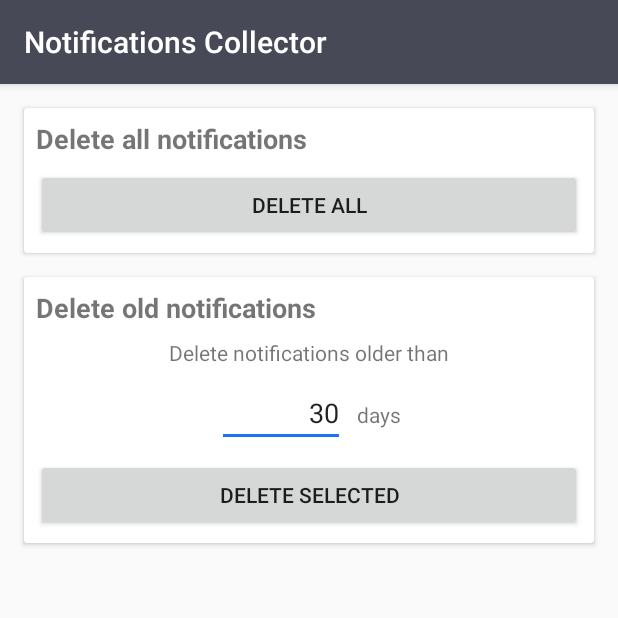
After one commit to Javidp/NotificationsCollector, an Android app: the fragment DeleteNotificationsFragment shown on its own in the app's theme, on a phone screen of 412 x 824 dp, the top half of it. The commit adds this screen. Run offline under Robolectric (Android 15) with nearby library versions, the phone set to English and light mode, and no system bars; our stand-ins replace Room's generated code.

Commit message:
Add view for deleting notifications

```diff
--- a/app/src/main/java/com/jd/notificationscollector/MainActivity.kt
+++ b/app/src/main/java/com/jd/notificationscollector/MainActivity.kt
@@ -28,7 +28,7 @@ class MainActivity : AppCompatActivity() {
 
         appBarConfiguration = AppBarConfiguration(
             setOf(
-                R.id.nav_notifications, R.id.nav_apps
+                R.id.nav_notifications, R.id.nav_apps, R.id.nav_delete_notifications
             ), drawerLayout
         )
 
--- a/app/src/main/java/com/jd/notificationscollector/dao/NotificationsDao.kt
+++ b/app/src/main/java/com/jd/notificationscollector/dao/NotificationsDao.kt
@@ -25,4 +25,10 @@ interface NotificationsDao: BaseDao<Notification> {
     @Query("DELETE FROM notifications")
     fun clearAll()
 
+    @Query("DELETE FROM notifications WHERE timestamp < :timestamp")
+    fun deleteByTimestampBefore(timestamp: Long): Int
+
+    @Query("SELECT count(_id) FROM notifications WHERE timestamp < :timestamp")
+    fun countByTimestampBefore(timestamp: Long): Int
+
 }
--- /dev/null
+++ b/app/src/main/java/com/jd/notificationscollector/delete/DeleteNotificationsFragment.kt
@@ -0,0 +1,68 @@
+package com.jd.notificationscollector.delete
+
+import android.content.Intent
+import android.os.Bundle
+import android.view.LayoutInflater
+import android.view.View
+import android.view.ViewGroup
+import androidx.fragment.app.Fragment
+import com.jd.notificationscollector.R
+import com.jd.notificationscollector.database.NcDatabase
+import kotlinx.android.synthetic.main.activity_delete_notifications.view.*
+
+
+private const val DAY = 1000 * 60 * 60 * 24
+
+class DeleteNotificationsFragment: Fragment() {
+
+    private lateinit var rootView: View
+    private lateinit var db: NcDatabase
+
+    private val deleteNotificationsManager = DeleteNotificationsManager()
+
+    override fun onCreateView(
+        inflater: LayoutInflater,
+        container: ViewGroup?,
+        savedInstanceState: Bundle?
+    ): View? {
+        val root = inflater.inflate(R.layout.activity_delete_notifications, container, false)
+        rootView = root
+
+        db = NcDatabase.create(this.requireContext())
+
+        root.delete_all_notifications_btn.setOnClickListener { view -> onDeleteAllNotifications(view) }
+        root.delete_old_notifications_btn.setOnClickListener { view -> onDeleteOldNotifications(view) }
+
+        return root
+    }
+
+    private fun onDeleteAllNotifications(view: View) {
+        val now = System.currentTimeMillis()
+
+        deleteNotificationsManager.showDeleteNotificationsPopups(
+            requireActivity(),
+            { db.notificationsDao().countByTimestampBefore(now).toLong() },
+            { startDeleteNotificationsService(now) },
+            {})
+    }
+
+    private fun onDeleteOldNotifications(view: View) {
+        val numberOfDays = rootView.delete_old_notifications_number_of_days_input.text.toString()
+        val timestamp = System.currentTimeMillis() - (numberOfDays.toLongOrNull() ?: 0) * DAY
+
+        deleteNotificationsManager.showDeleteNotificationsPopups(
+            requireActivity(),
+            { db.notificationsDao().countByTimestampBefore(timestamp).toLong()},
+            { startDeleteNotificationsService(timestamp) },
+            {})
+    }
+
+    private fun startDeleteNotificationsService(timestamp: Long) {
+        val intent = Intent(requireContext(), DeleteNotificationsService::class.java)
+        intent.action = "ACTION_START_FOREGROUND_SERVICE"
+        intent.putExtra("mode", DeleteNotificationsService.Mode.TIME_BEFORE)
+        intent.putExtra("timestamp", timestamp);
+        context?.startService(intent)
+    }
+
+}
--- a/app/src/main/java/com/jd/notificationscollector/services/StatusBarNotificationListenerService.kt
+++ b/app/src/main/java/com/jd/notificationscollector/services/StatusBarNotificationListenerService.kt
@@ -2,6 +2,7 @@ package com.jd.notificationscollector.services
 
 import android.service.notification.NotificationListenerService
 import android.service.notification.StatusBarNotification
+import android.util.Log
 import com.jd.notificationscollector.BitmapDrawableConverter
 import com.jd.notificationscollector.database.NcDatabase
 import com.jd.notificationscollector.model.AppInfo
@@ -60,7 +61,7 @@ class StatusBarNotificationListenerService: NotificationListenerService() {
                 )
             )
         } catch (e: Exception) {
-            e.printStackTrace()
+            Log.e(javaClass.simpleName, "Exception during saving notification", e)
         }
     }
 
--- /dev/null
+++ b/app/src/main/res/layout/activity_delete_notifications.xml
@@ -0,0 +1,155 @@
+<?xml version="1.0" encoding="utf-8"?>
+<androidx.constraintlayout.widget.ConstraintLayout xmlns:android="http://schemas.android.com/apk/res/android"
+    xmlns:app="http://schemas.android.com/apk/res-auto"
+    xmlns:tools="http://schemas.android.com/tools"
+    android:layout_width="match_parent"
+    android:layout_height="match_parent">
+
+    <ScrollView
+        android:layout_width="match_parent"
+        android:layout_height="match_parent"
+        app:layout_constraintBottom_toBottomOf="parent"
+        app:layout_constraintEnd_toEndOf="parent"
+        app:layout_constraintHorizontal_bias="0.0"
+        app:layout_constraintStart_toStartOf="parent"
+        app:layout_constraintTop_toTopOf="parent"
+        app:layout_constraintVertical_bias="1.0">
+
+        <androidx.constraintlayout.widget.ConstraintLayout
+            android:layout_width="match_parent"
+            android:layout_height="wrap_content"
+            android:paddingBottom="8dp">
+
+            <androidx.cardview.widget.CardView
+                android:id="@+id/delete_all_notifications_view"
+                android:layout_width="match_parent"
+                android:layout_height="wrap_content"
+                android:layout_marginStart="16dp"
+                android:layout_marginTop="16dp"
+                android:layout_marginEnd="16dp"
+                app:layout_constraintEnd_toEndOf="parent"
+                app:layout_constraintStart_toStartOf="parent"
+                app:layout_constraintTop_toTopOf="parent">
+
+                <androidx.constraintlayout.widget.ConstraintLayout
+                    android:layout_width="match_parent"
+                    android:layout_height="match_parent">
+
+                    <Button
+                        android:id="@+id/delete_all_notifications_btn"
+                        android:layout_width="0dp"
+                        android:layout_height="wrap_content"
+                        android:layout_marginStart="8dp"
+                        android:layout_marginTop="8dp"
+                        android:layout_marginEnd="8dp"
+                        android:layout_marginBottom="8dp"
+                        android:text="@string/delete_all_notifications_btn"
+                        app:layout_constraintBottom_toBottomOf="parent"
+                        app:layout_constraintEnd_toEndOf="parent"
+                        app:layout_constraintStart_toStartOf="parent"
+                        app:layout_constraintTop_toBottomOf="@+id/textView6" />
+
+                    <TextView
+                        android:id="@+id/textView6"
+                        style="@style/card_title"
+                        android:layout_width="0dp"
+                        android:layout_height="wrap_content"
+                        android:layout_marginStart="8dp"
+                        android:layout_marginTop="8dp"
+                        android:layout_marginEnd="8dp"
+                        android:text="@string/delete_all_notifications_title"
+                        app:layout_constraintEnd_toEndOf="parent"
+                        app:layout_constraintStart_toStartOf="parent"
+                        app:layout_constraintTop_toTopOf="parent" />
+                </androidx.constraintlayout.widget.ConstraintLayout>
+            </androidx.cardview.widget.CardView>
+
+            <androidx.cardview.widget.CardView
+                android:id="@+id/delete_older_notifications_view"
+                android:layout_width="match_parent"
+                android:layout_height="wrap_content"
+                android:layout_marginStart="16dp"
+                android:layout_marginTop="16dp"
+                android:layout_marginEnd="16dp"
+                android:layout_marginBottom="16dp"
+                app:layout_constraintBottom_toBottomOf="parent"
+                app:layout_constraintEnd_toEndOf="parent"
+                app:layout_constraintStart_toStartOf="parent"
+                app:layout_constraintTop_toBottomOf="@id/delete_all_notifications_view">
+
+                <androidx.constraintlayout.widget.ConstraintLayout
+                    android:layout_width="match_parent"
+                    android:layout_height="match_parent">
+
+                    <Button
+                        android:id="@+id/delete_old_notifications_btn"
+                        android:layout_width="0dp"
+                        android:layout_height="wrap_content"
+                        android:layout_marginStart="8dp"
+                        android:layout_marginTop="8dp"
+                        android:layout_marginEnd="8dp"
+                        android:layout_marginBottom="8dp"
+                        android:text="@string/delete_old_notifications_btn"
+                        app:layout_constraintBottom_toBottomOf="parent"
+                        app:layout_constraintEnd_toEndOf="parent"
+                        app:layout_constraintStart_toStartOf="parent"
+                        app:layout_constraintTop_toBottomOf="@+id/delete_old_notifications_number_of_days_input" />
+
+                    <EditText
+                        android:id="@+id/delete_old_notifications_number_of_days_input"
+                        android:layout_width="wrap_content"
+                        android:layout_height="wrap_content"
+                        android:layout_marginStart="8dp"
+                        android:layout_marginTop="8dp"
+                        android:ems="4"
+                        android:inputType="number"
+                        android:text="@string/delete_old_notifications_default_value"
+                        android:textAlignment="textEnd"
+                        app:layout_constraintEnd_toStartOf="@+id/textView9"
+                        app:layout_constraintHorizontal_bias="0.5"
+                        app:layout_constraintHorizontal_chainStyle="packed"
+                        app:layout_constraintStart_toStartOf="parent"
+                        app:layout_constraintTop_toBottomOf="@id/textView8" />
+
+                    <TextView
+                        android:id="@+id/textView7"
+                        style="@style/card_title"
+                        android:layout_width="0dp"
+                        android:layout_height="wrap_content"
+                        android:layout_marginStart="8dp"
+                        android:layout_marginTop="8dp"
+                        android:layout_marginEnd="8dp"
+                        android:text="@string/delete_old_notifications_title"
+                        app:layout_constraintEnd_toEndOf="parent"
+                        app:layout_constraintStart_toStartOf="parent"
+                        app:layout_constraintTop_toTopOf="parent" />
+
+                    <TextView
+                        android:id="@+id/textView9"
+                        android:layout_width="wrap_content"
+                        android:layout_height="wrap_content"
+                        android:layout_marginStart="8dp"
+                        android:layout_marginEnd="8dp"
+                        android:text="@string/delete_old_notifications_time_label"
+                        app:layout_constraintBaseline_toBaselineOf="@+id/delete_old_notifications_number_of_days_input"
+                        app:layout_constraintEnd_toEndOf="parent"
+                        app:layout_constraintHorizontal_bias="0.5"
+                        app:layout_constraintStart_toEndOf="@+id/delete_old_notifications_number_of_days_input" />
+
+                    <TextView
+                        android:id="@+id/textView8"
+                        android:layout_width="wrap_content"
+                        android:layout_height="wrap_content"
+                        android:layout_marginStart="8dp"
+                        android:layout_marginTop="8dp"
+                        android:layout_marginEnd="8dp"
+                        android:text="@string/delete_old_notifications_description"
+                        app:layout_constraintEnd_toEndOf="parent"
+                        app:layout_constraintStart_toStartOf="parent"
+                        app:layout_constraintTop_toBottomOf="@id/textView7" />
+
+                </androidx.constraintlayout.widget.ConstraintLayout>
+            </androidx.cardview.widget.CardView>
+        </androidx.constraintlayout.widget.ConstraintLayout>
+    </ScrollView>
+</androidx.constraintlayout.widget.ConstraintLayout>
--- a/app/src/main/res/menu/activity_main_drawer.xml
+++ b/app/src/main/res/menu/activity_main_drawer.xml
@@ -12,5 +12,9 @@
             android:id="@+id/nav_apps"
             android:icon="@drawable/ic_menu_apps"
             android:title="@string/menu_apps" />
+        <item
+            android:id="@+id/nav_delete_notifications"
+            android:icon="@drawable/icon_menu_delete"
+            android:title="@string/menu_delete_notifications" />
     </group>
 </menu>
--- a/app/src/main/res/navigation/mobile_navigation.xml
+++ b/app/src/main/res/navigation/mobile_navigation.xml
@@ -17,4 +17,10 @@
         android:label="@string/menu_apps"
         tools:layout="@layout/activity_apps_settings" />
 
+    <fragment
+        android:id="@+id/nav_delete_notifications"
+        android:name="com.jd.notificationscollector.delete.DeleteNotificationsFragment"
+        android:label="@string/menu_delete_notifications"
+        tools:layout="@layout/activity_delete_notifications" />
+
 </navigation>
--- a/app/src/main/res/values/strings.xml
+++ b/app/src/main/res/values/strings.xml
@@ -29,6 +29,28 @@
     <string name="app_settings_enable_collecting_description">Enable if you want to collect notifications from this app</string>
     <string name="app_settings_number_of_notifications_description">Collected %d notifications in total</string>
 
+    <!--  Delete notifications  -->
+    <string name="delete_notifications_description">Here you can delete notifications. You can delete all of them or just the old ones.</string>
+    <string name="delete_all_notifications_title">Delete all notifications</string>
+    <string name="delete_all_notifications_btn">Delete all</string>
+    <string name="delete_all_notifications_alert_title">Delete all notifications</string>
+    <string name="delete_all_notifications_alert_description">Are you sure you want to delete all notifications (up to this moment)? This action can not be undone.</string>
+
+    <string name="delete_notifications_counting_title">Preparing data</string>
+    <string name="delete_notifications_counting_description">The app is preparing and counting data. Please wait a moment.\n\nDepending on number of notifications it may take a few seconds or a few minutes.</string>
+    <string name="delete_old_notifications_alert_title">Delete selected notifications</string>
+    <string name="delete_old_notifications_alert_message">This action will delete %1$d notifications. Are you sure you want to continue? This action can not be undone.</string>
+    <string name="delete_old_notifications_btn">Delete selected</string>
+    <string name="delete_old_notifications_title">Delete old notifications</string>
+    <string name="delete_old_notifications_time_label">days</string>
+    <string name="delete_old_notifications_description">Delete notifications older than</string>
+    <string name="delete_old_notifications_default_value">30</string>
+
+    <string name="delete_notifications_in_progress_notification_title">Deleting notifications!</string>
+    <string name="delete_notifications_in_progress_notification_description">Deleting in progress...</string>
+    <string name="delete_notifications_completed_notification_title">Deleting notifications completed!</string>
+    <string name="delete_notifications_completed_notification_description">Successfully deleted %1$d notifications</string>
+
     <!-- Permissions -->
     <string name="permission_request_title">Permission required</string>
     <string name="permission_request_open_settings">Open settings</string>
@@ -47,4 +69,5 @@
 
     <string name="menu_notifications">Notifications</string>
     <string name="menu_apps">Apps</string>
+    <string name="menu_delete_notifications">Delete notifications</string>
 </resources>
--- a/app/src/main/res/values/styles.xml
+++ b/app/src/main/res/values/styles.xml
@@ -17,4 +17,10 @@
 
     <style name="AppTheme.PopupOverlay" parent="ThemeOverlay.AppCompat.Light" />
 
+    <style name="card_title">
+        <item name="android:textAlignment">textStart</item>
+        <item name="android:textSize">18sp</item>
+        <item name="android:textStyle">bold</item>
+    </style>
+
 </resources>
--- a/build.gradle
+++ b/build.gradle
@@ -1,7 +1,7 @@
 // Top-level build file where you can add configuration options common to all sub-projects/modules.
 
 buildscript {
-    ext.kotlin_version = '1.3.31'
+    ext.kotlin_version = '1.4.31'
     repositories {
         google()
         jcenter()
```
Also changed, not shown: app/src/main/AndroidManifest.xml (+11 -3 lines), app/src/main/java/com/jd/notificationscollector/delete/DeleteNotificationsManager.kt (added, +36 -0 lines), app/src/main/java/com/jd/notificationscollector/delete/DeleteNotificationsService.kt (added, +151 -0 lines), app/src/main/res/drawable/icon_menu_delete.xml (added, +23 -0 lines), app/src/main/res/drawable/notification_icon.xml (added, +25 -0 lines), app/src/main/res/layout/popup_progress_bar_circle.xml (added, +19 -0 lines), gradle/wrapper/gradle-wrapper.properties.
